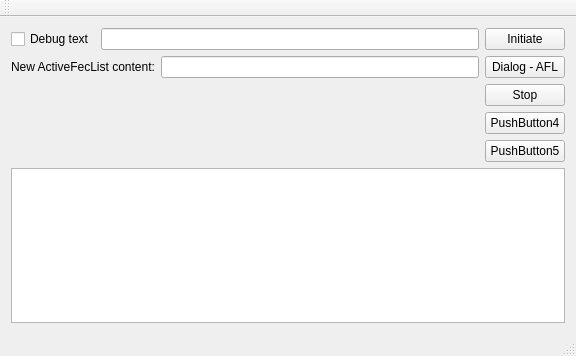
This is mainwindow.ui in Baldurf/phos_dcs_3 as Qt 5 draws it before an edit. The edited form follows.
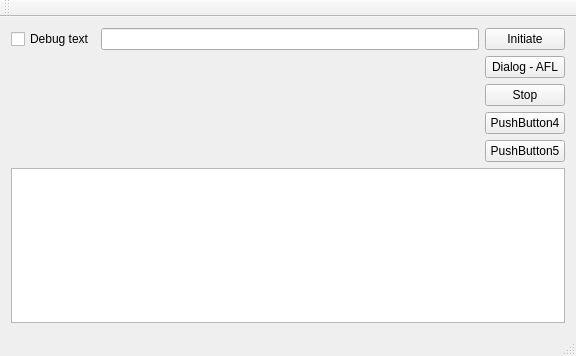
This is the edited form.

Commit message: PHOSDialog redesigned, UI change PHOSDialog changed to QInputDialog. Added a string dialog. Minor UI changes: removed Lineedit2 and a label

What changed in the file:
```diff
--- a/mainwindow.ui
+++ b/mainwindow.ui
@@ -34,18 +34,7 @@
          </layout>
         </item>
         <item>
-         <layout class="QHBoxLayout" name="horizontalLayout_2">
-          <item>
-           <widget class="QLabel" name="label">
-            <property name="text">
-             <string>New ActiveFecList content:</string>
-            </property>
-           </widget>
-          </item>
-          <item>
-           <widget class="QLineEdit" name="lineEdit_2"/>
-          </item>
-         </layout>
+         <layout class="QHBoxLayout" name="horizontalLayout_2"/>
         </item>
         <item>
          <spacer name="verticalSpacer">
```
The commit also changes 3 other files.
